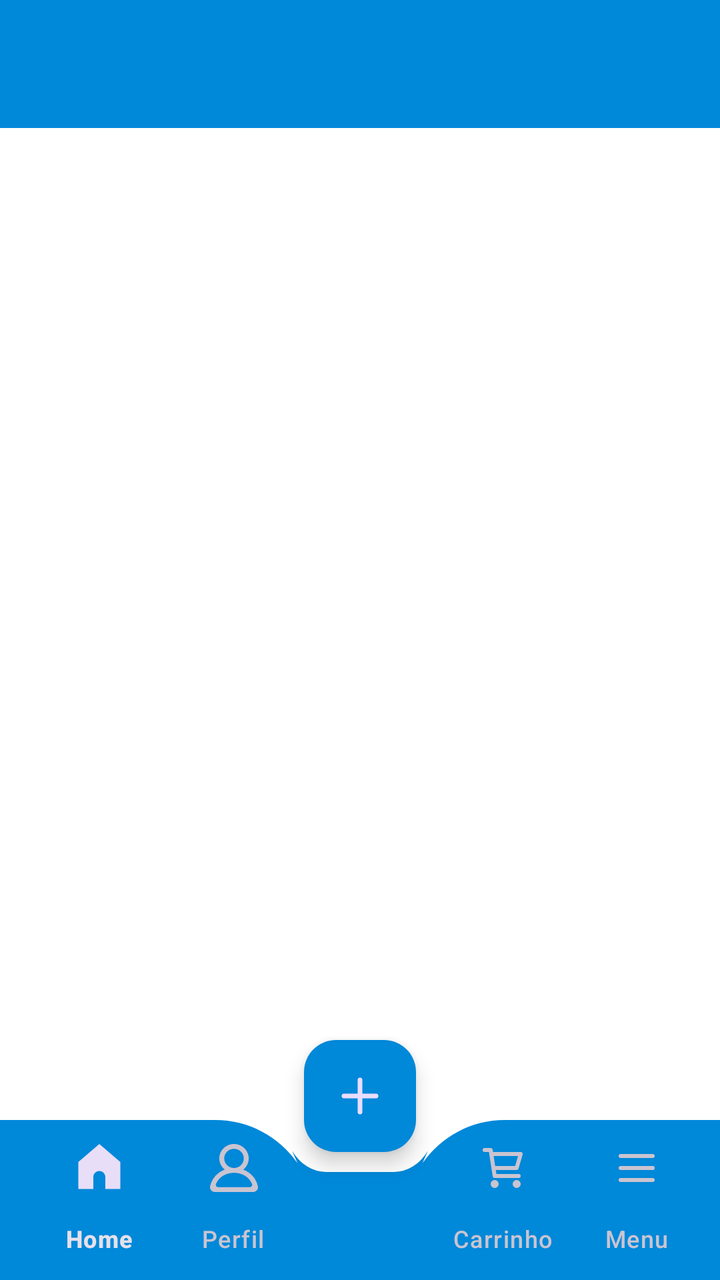
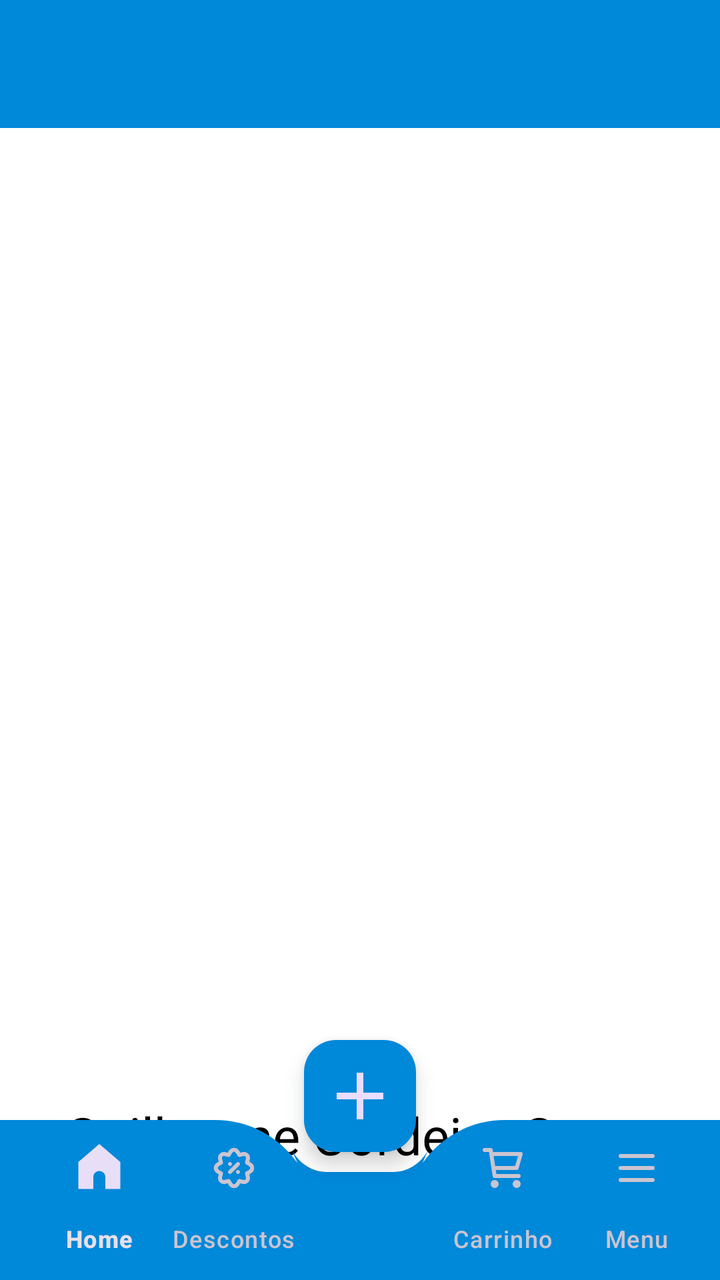

The first picture is an Android layout as it rendered before a commit; the second is the same layout after the commit. The layout source and the unified diff follow.
<!-- AndroidManifest.xml: application theme Theme.ExercicioMenuKotlin -->
<!-- res/layout/activity_main.xml -->
<?xml version="1.0" encoding="utf-8"?>
<androidx.drawerlayout.widget.DrawerLayout xmlns:android="http://schemas.android.com/apk/res/android"
    xmlns:app="http://schemas.android.com/apk/res-auto"
    xmlns:tools="http://schemas.android.com/tools"
    android:id="@+id/drawer_layout"
    android:layout_width="match_parent"
    android:layout_height="match_parent"
    tools:context=".MainActivity"
    android:background="@color/white">

    <androidx.coordinatorlayout.widget.CoordinatorLayout
        android:layout_width="match_parent"
        android:layout_height="match_parent">

        <com.google.android.material.appbar.MaterialToolbar
            android:id="@+id/toolbar"
            android:layout_width="match_parent"
            android:layout_height="?attr/actionBarSize"
            android:background="@color/blue"
            android:elevation="4dp"
            android:theme="@style/ThemeOverlay.AppCompat.Light" />

        
        <FrameLayout
            android:id="@+id/fragment_container"
            android:layout_width="match_parent"
            android:layout_height="match_parent" />

        
        <com.google.android.material.bottomappbar.BottomAppBar
            android:id="@+id/bottomAppBar"
            android:layout_width="match_parent"
            android:layout_height="wrap_content"
            android:layout_gravity="bottom"
            android:backgroundTint="@color/blue"
            app:fabCradleMargin="10dp"
            app:fabAlignmentMode="center"
            app:fabCradleRoundedCornerRadius="50dp"
            app:fabAnchorMode="cradle">

            <com.google.android.material.bottomnavigation.BottomNavigationView
                android:id="@+id/bottom_navigation"
                android:layout_width="match_parent"
                android:layout_height="wrap_content"
                android:background="@android:color/transparent"
                app:labelVisibilityMode="labeled"
                app:menu="@menu/bottom_menu" />

        </com.google.android.material.bottomappbar.BottomAppBar>

        
        <com.google.android.material.floatingactionbutton.FloatingActionButton
            android:id="@+id/fab"
            android:layout_width="wrap_content"
            android:layout_height="wrap_content"
            android:backgroundTint="@color/blue"
            android:contentDescription="Adicionar"
            android:src="@drawable/icadd"
            app:layout_anchor="@id/bottomAppBar"
            app:maxImageSize="40dp" />

    </androidx.coordinatorlayout.widget.CoordinatorLayout>

    
    <com.google.android.material.navigation.NavigationView
        android:id="@+id/navigation_drawer"
        android:layout_width="wrap_content"
        android:layout_height="match_parent"
        android:layout_gravity="start"
        android:layout_marginTop="?attr/actionBarSize"
        app:headerLayout="@layout/nav_header"
        app:itemIconTint="@color/blue"
        app:itemTextColor="@color/blue"
        android:fitsSystemWindows="true"
        app:menu="@menu/nav_menu" />

</androidx.drawerlayout.widget.DrawerLayout>
<!-- res/layout/nav_header.xml (included above) -->
<?xml version="1.0" encoding="utf-8"?>
<LinearLayout xmlns:android="http://schemas.android.com/apk/res/android"
    android:orientation="vertical"
    android:layout_width="match_parent"
    android:layout_height="176dp"
    android:gravity="top"
    android:padding="16dp"
    android:background="@color/white"
    android:theme="@style/ThemeOverlay.AppCompat.Dark">

    <ImageView
        android:layout_width="match_parent"
        android:layout_height="match_parent"
        android:src="@drawable/trivago"
        android:layout_gravity="center" />

</LinearLayout>
<!-- resources referenced by this layout -->
<resources>
  <color name="blue">#0088d9</color>
  <color name="white">#FFFFFFFF</color>
  <!-- drawable icadd: vector/xml drawable (drawable, 40483 chars, omitted) -->
  <!-- drawable trivago: png bitmap (drawable, 23214 bytes) -->
  <style name="Theme.ExercicioMenuKotlin" parent="Base.Theme.ExercicioMenuKotlin" />
  <style name="Base.Theme.ExercicioMenuKotlin" parent="Theme.Material3.Dark.NoActionBar">
          <item name="colorPrimary">@color/blue</item>
          <item name="colorPrimaryVariant">#005487</item>
          <item name="android:statusBarColor">@color/blue</item>
      </style>
</resources>

<!-- the commit's change to res/layout/activity_main.xml (unified diff, before → after) -->
@@ -18,13 +18,22 @@
             android:layout_height="?attr/actionBarSize"
             android:background="@color/blue"
             android:elevation="4dp"
-            android:theme="@style/ThemeOverlay.AppCompat.Light" />
+            app:titleTextColor="@color/white" />
 
         
         <FrameLayout
             android:id="@+id/fragment_container"
             android:layout_width="match_parent"
             android:layout_height="match_parent" />
+
+        <TextView
+            android:layout_width="match_parent"
+            android:layout_height="wrap_content"
+            android:text="Guilherme Cordeiro Costa"
+            android:textColor="@color/black"
+            android:layout_marginTop="550dp"
+            android:gravity="center"
+            android:textSize="26sp"/>
 
         
         <com.google.android.material.bottomappbar.BottomAppBar
<!-- resource entries referenced after the edit -->
@@ -1,8 +1,18 @@
 <!-- resources referenced by this layout -->
 <resources>
+  <color name="black">#FF000000</color>
   <color name="blue">#0088d9</color>
   <color name="white">#FFFFFFFF</color>
-  <!-- drawable icadd: vector/xml drawable (drawable, 40483 chars, omitted) -->
+  <!-- drawable icadd (drawable) -->
+  <vector xmlns:android="http://schemas.android.com/apk/res/android"
+      android:width="24dp"
+      android:height="24dp"
+      android:viewportWidth="24"
+      android:viewportHeight="24">
+    <path
+        android:fillColor="@color/white"
+        android:pathData="M19,13h-6v6h-2v-6H5v-2h6V5h2v6h6v2Z"/>
+  </vector>
   <!-- drawable trivago: png bitmap (drawable, 23214 bytes) -->
   <style name="Theme.ExercicioMenuKotlin" parent="Base.Theme.ExercicioMenuKotlin" />
   <style name="Base.Theme.ExercicioMenuKotlin" parent="Theme.Material3.Dark.NoActionBar">
